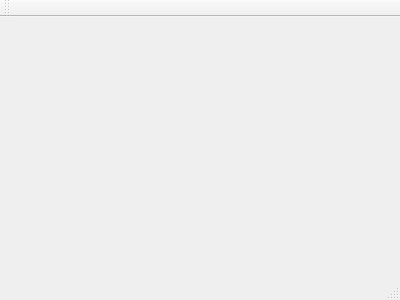
This is Employees/mainwindow.ui in evgenysankovich/employee_system as Qt 5 draws it before an edit. The edited form follows.
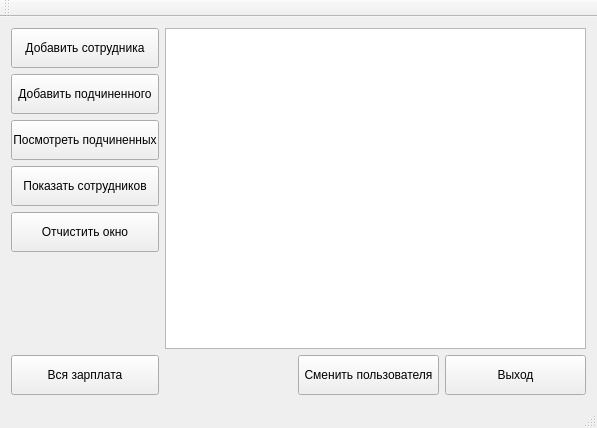
This is the edited form.

```diff
--- a/Employees/mainwindow.ui
+++ b/Employees/mainwindow.ui
@@ -1,24 +1,183 @@
 <ui version="4.0">
  <class>MainWindow</class>
- <widget class="QMainWindow" name="MainWindow" >
-  <property name="geometry" >
+ <widget class="QMainWindow" name="MainWindow">
+  <property name="geometry">
    <rect>
     <x>0</x>
     <y>0</y>
-    <width>400</width>
-    <height>300</height>
+    <width>597</width>
+    <height>428</height>
    </rect>
   </property>
   <property name="windowTitle" >
    <string>MainWindow</string>
   </property>
-  <widget class="QMenuBar" name="menuBar" />
-  <widget class="QToolBar" name="mainToolBar" />
-  <widget class="QWidget" name="centralWidget" />
-  <widget class="QStatusBar" name="statusBar" />
+  <widget class="QWidget" name="centralWidget">
+   <layout class="QGridLayout" name="gridLayout">
+    <item row="0" column="0">
+     <layout class="QVBoxLayout" name="verticalLayout">
+      <item>
+       <widget class="QPushButton" name="AddEmployeeButton">
+        <property name="minimumSize">
+         <size>
+          <width>141</width>
+          <height>40</height>
+         </size>
+        </property>
+        <property name="text">
+         <string>Добавить сотрудника</string>
+        </property>
+       </widget>
+      </item>
+      <item>
+       <widget class="QPushButton" name="pushButton_2">
+        <property name="minimumSize">
+         <size>
+          <width>141</width>
+          <height>40</height>
+         </size>
+        </property>
+        <property name="text">
+         <string>Добавить подчиненного</string>
+        </property>
+       </widget>
+      </item>
+      <item>
+       <widget class="QPushButton" name="pushButton_7">
+        <property name="minimumSize">
+         <size>
+          <width>141</width>
+          <height>40</height>
+         </size>
+        </property>
+        <property name="text">
+         <string>Посмотреть подчиненных</string>
+        </property>
+       </widget>
+      </item>
+      <item>
+       <widget class="QPushButton" name="pushButton_3">
+        <property name="minimumSize">
+         <size>
+          <width>141</width>
+          <height>40</height>
+         </size>
+        </property>
+        <property name="text">
+         <string>Показать сотрудников</string>
+        </property>
+       </widget>
+      </item>
+      <item>
+       <widget class="QPushButton" name="pushButton_8">
+        <property name="minimumSize">
+         <size>
+          <width>141</width>
+          <height>40</height>
+         </size>
+        </property>
+        <property name="text">
+         <string>Отчистить окно</string>
+        </property>
+       </widget>
+      </item>
+     </layout>
+    </item>
+    <item row="0" column="1" rowspan="2" colspan="2">
+     <widget class="QTableView" name="EmployeeTableView"/>
+    </item>
+    <item row="1" column="0">
+     <spacer name="verticalSpacer">
+      <property name="orientation">
+       <enum>Qt::Vertical</enum>
+      </property>
+      <property name="sizeHint" stdset="0">
+       <size>
+        <width>20</width>
+        <height>74</height>
+       </size>
+      </property>
+     </spacer>
+    </item>
+    <item row="2" column="0">
+     <widget class="QPushButton" name="pushButton_6">
+      <property name="minimumSize">
+       <size>
+        <width>141</width>
+        <height>40</height>
+       </size>
+      </property>
+      <property name="text">
+       <string>Вся зарплата</string>
+      </property>
+     </widget>
+    </item>
+    <item row="2" column="1">
+     <spacer name="horizontalSpacer">
+      <property name="orientation">
+       <enum>Qt::Horizontal</enum>
+      </property>
+      <property name="sizeHint" stdset="0">
+       <size>
+        <width>131</width>
+        <height>20</height>
+       </size>
+      </property>
+     </spacer>
+    </item>
+    <item row="2" column="2">
+     <layout class="QHBoxLayout" name="horizontalLayout">
+      <item>
+       <widget class="QPushButton" name="pushButton_4">
+        <property name="minimumSize">
+         <size>
+          <width>141</width>
+          <height>40</height>
+         </size>
+        </property>
+        <property name="text">
+         <string>Сменить пользователя</string>
+        </property>
+       </widget>
+      </item>
+      <item>
+       <widget class="QPushButton" name="pushButton_5">
+        <property name="minimumSize">
+         <size>
+          <width>141</width>
+          <height>40</height>
+         </size>
+        </property>
+        <property name="text">
+         <string>Выход</string>
+        </property>
+       </widget>
+      </item>
+     </layout>
+    </item>
+   </layout>
+  </widget>
+  <widget class="QMenuBar" name="menuBar">
+   <property name="geometry">
+    <rect>
+     <x>0</x>
+     <y>0</y>
+     <width>597</width>
+     <height>21</height>
+    </rect>
+   </property>
+  </widget>
+  <widget class="QToolBar" name="mainToolBar">
+   <attribute name="toolBarArea">
+    <enum>TopToolBarArea</enum>
+   </attribute>
+   <attribute name="toolBarBreak">
+    <bool>false</bool>
+   </attribute>
+  </widget>
+  <widget class="QStatusBar" name="statusBar"/>
  </widget>
- <layoutDefault spacing="6" margin="11" />
- <pixmapfunction></pixmapfunction>
+ <layoutdefault spacing="6" margin="11"/>
  <resources/>
  <connections/>
 </ui>
```
Left out of the diff: 3 changed lines with no effect on the pictures.
